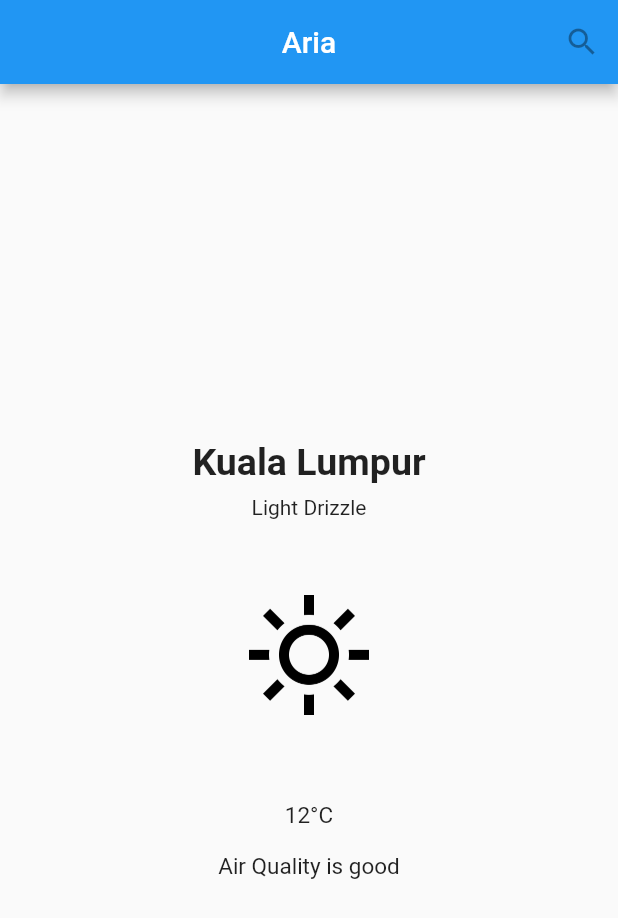
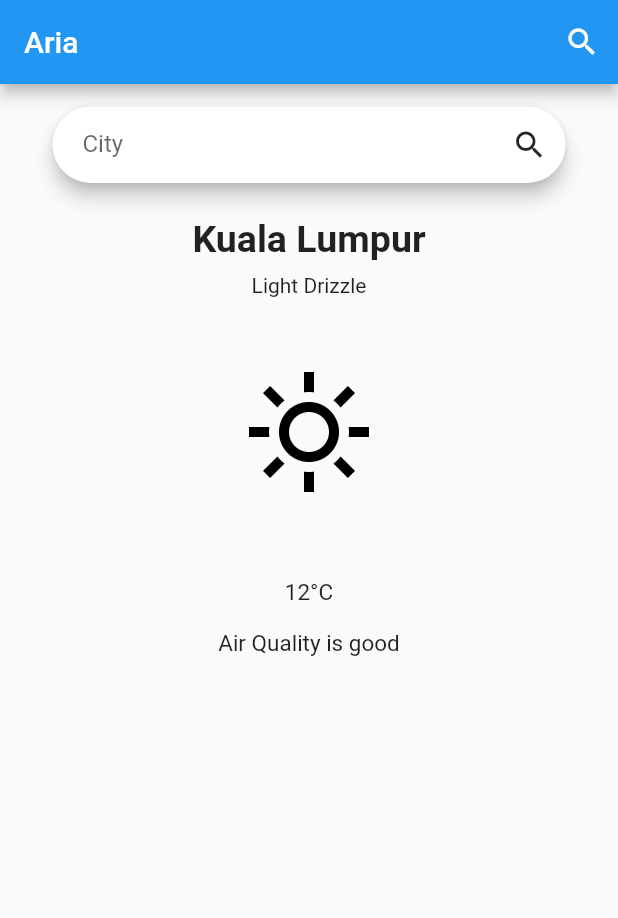
Before and after one commit to kzkit/aria, a Flutter app: the screen it shows after launch, on a phone screen of 412 x 824 dp. Shown: the top 918 px of the screen. Run offline on Flutter 3.47's test engine with Material 2 defaults, Android fonts, the phone set to English and light mode, and no system bars.

```diff
--- a/lib/provider/weather_data.dart
+++ b/lib/provider/weather_data.dart
@@ -1,4 +1,7 @@
+import 'dart:convert';
+
 import '../model/weather.dart';
+import 'package:http/http.dart' as http;
 import 'package:flutter/material.dart';
 
 class WeatherData with ChangeNotifier {
@@ -7,4 +10,12 @@ class WeatherData with ChangeNotifier {
   List<Weather> get getWeatherData {
     return [..._weatherList];
   }
+
+  void getCityData(cityName) async {
+    final token = 'x';
+    var url = Uri.parse('https://api.waqi.info/feed/$cityName/?token=$token');
+
+    var response = await http.get(url);
+    print(json.decode(response.body));
+  }
 }
--- a/lib/screen/main_screen.dart
+++ b/lib/screen/main_screen.dart
@@ -1,3 +1,5 @@
+import 'package:aria/widgets/city_selection.dart';
+import 'package:aria/widgets/weather.dart';
 import 'package:flutter/material.dart';
 
 class MainScreen extends StatelessWidget {
@@ -5,55 +7,19 @@ class MainScreen extends StatelessWidget {
   Widget build(BuildContext context) {
     return Scaffold(
       appBar: AppBar(
-        centerTitle: true,
         title: Text('Aria'),
         actions: [
           IconButton(
             icon: Icon(Icons.search),
-            onPressed: null,
+            onPressed: () {},
           ),
         ],
       ),
-      body: Center(
-        child: Column(
-            mainAxisAlignment: MainAxisAlignment.center,
-            crossAxisAlignment: CrossAxisAlignment.center,
-            children: <Widget>[
-              Padding(
-                padding: const EdgeInsets.all(8.0),
-                child: Text(
-                  'Kuala Lumpur',
-                  style: TextStyle(fontSize: 25, fontWeight: FontWeight.bold),
-                  textAlign: TextAlign.center,
-                ),
-              ),
-              Padding(
-                padding: const EdgeInsets.all(0.0),
-                child: Text('Light Drizzle'),
-              ),
-              Padding(
-                  padding: const EdgeInsets.all(50.0),
-                  child: Image.asset(
-                    'assets/sunny.png',
-                    scale: 3,
-                  )),
-              Padding(
-                padding: const EdgeInsets.all(8.0),
-                child: Text(
-                  '12°C',
-                  style: TextStyle(fontSize: 15),
-                  textAlign: TextAlign.center,
-                ),
-              ),
-              Padding(
-                padding: const EdgeInsets.all(8.0),
-                child: Text(
-                  'Air Quality is good',
-                  style: TextStyle(fontSize: 15),
-                  textAlign: TextAlign.center,
-                ),
-              ),
-            ]),
+      body: ListView(
+        children: [
+          CitySelection(),
+          Weather(),
+        ],
       ),
     );
   }
--- /dev/null
+++ b/lib/widgets/city_selection.dart
@@ -0,0 +1,56 @@
+import 'package:flutter/material.dart';
+import 'package:provider/provider.dart';
+import 'package:aria/provider/weather_data.dart';
+
+class CitySelection extends StatefulWidget {
+  @override
+  _CitySelectionState createState() => _CitySelectionState();
+}
+
+class _CitySelectionState extends State<CitySelection> {
+  final TextEditingController _textController = TextEditingController();
+
+  void _getCityData() {
+    Provider.of<WeatherData>(context, listen: false)
+        .getCityData(_textController.text);
+    _textController.clear();
+  }
+
+  @override
+  Widget build(BuildContext context) {
+    return Form(
+      child: Card(
+        margin: EdgeInsets.symmetric(horizontal: 35, vertical: 15),
+        elevation: 5,
+        shape: RoundedRectangleBorder(borderRadius: BorderRadius.circular(50)),
+        child: Row(
+          children: [
+            Expanded(
+              flex: 1,
+              child: Padding(
+                padding: const EdgeInsets.only(left: 20),
+                child: TextFormField(
+                  controller: _textController,
+                  decoration: InputDecoration(
+                    isDense: true,
+                    labelText: 'City',
+                    hintText: 'Kuala Lumpur',
+                    border: InputBorder.none,
+                    focusedBorder: InputBorder.none,
+                    enabledBorder: InputBorder.none,
+                    errorBorder: InputBorder.none,
+                    disabledBorder: InputBorder.none,
+                  ),
+                ),
+              ),
+            ),
+            IconButton(
+              icon: Icon(Icons.search),
+              onPressed: _getCityData,
+            )
+          ],
+        ),
+      ),
+    );
+  }
+}
--- /dev/null
+++ b/lib/widgets/weather.dart
@@ -0,0 +1,45 @@
+import 'package:flutter/material.dart';
+
+class Weather extends StatelessWidget {
+  @override
+  Widget build(BuildContext context) {
+    return Column(
+      children: [
+        Padding(
+          padding: const EdgeInsets.all(8.0),
+          child: Text(
+            'Kuala Lumpur',
+            style: TextStyle(fontSize: 25, fontWeight: FontWeight.bold),
+            textAlign: TextAlign.center,
+          ),
+        ),
+        Padding(
+          padding: const EdgeInsets.all(0.0),
+          child: Text('Light Drizzle'),
+        ),
+        Padding(
+            padding: const EdgeInsets.all(50.0),
+            child: Image.asset(
+              'assets/sunny.png',
+              scale: 3,
+            )),
+        Padding(
+          padding: const EdgeInsets.all(8.0),
+          child: Text(
+            '12°C',
+            style: TextStyle(fontSize: 15),
+            textAlign: TextAlign.center,
+          ),
+        ),
+        Padding(
+          padding: const EdgeInsets.all(8.0),
+          child: Text(
+            'Air Quality is good',
+            style: TextStyle(fontSize: 15),
+            textAlign: TextAlign.center,
+          ),
+        )
+      ],
+    );
+  }
+}
--- a/pubspec.yaml
+++ b/pubspec.yaml
@@ -28,6 +28,7 @@ dependencies:
   # Use with the CupertinoIcons class for iOS style icons.
   cupertino_icons: ^0.1.3
   provider: ^5.0.0
+  http: ^0.13.1
 
 dev_dependencies:
   flutter_test:
```
Also changed, not shown: pubspec.lock, 1 other file.
